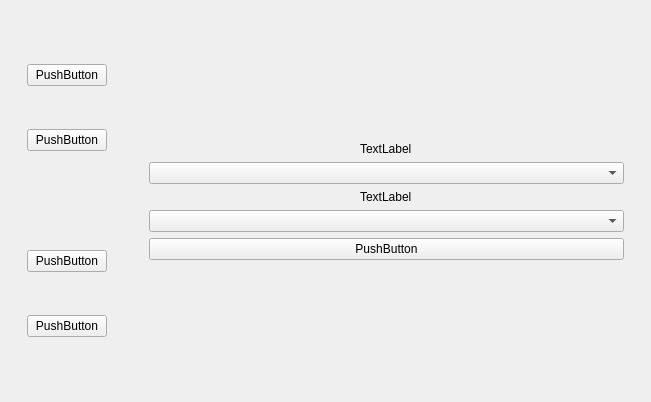
Above: src/gui/mainui2.ui from VxyX/OcrJpKanjiLearning before the change. Below: the same form after it.
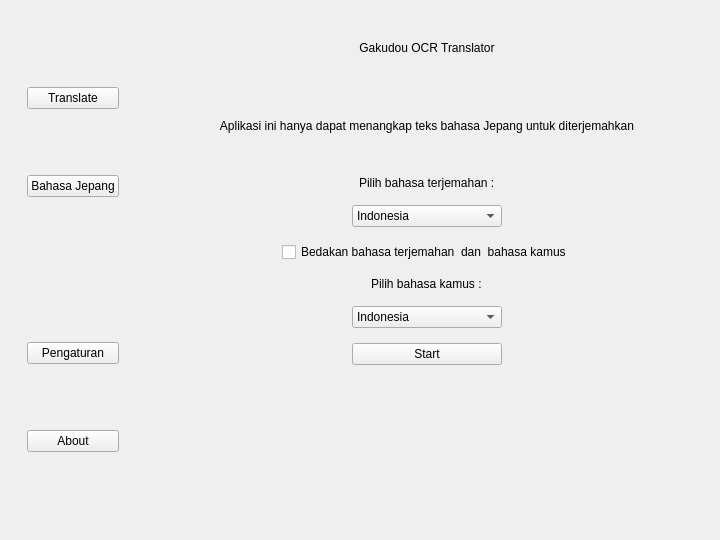
That is the form after the change. The open tabs and pages were chosen to show the change.

The edit to the form file:
```diff
--- a/src/gui/mainui2.ui
+++ b/src/gui/mainui2.ui
@@ -6,10 +6,31 @@
    <rect>
     <x>0</x>
     <y>0</y>
-    <width>651</width>
-    <height>402</height>
+    <width>720</width>
+    <height>540</height>
    </rect>
   </property>
+  <property name="sizePolicy">
+   <sizepolicy hsizetype="Fixed" vsizetype="Fixed">
+    <horstretch>0</horstretch>
+    <verstretch>0</verstretch>
+   </sizepolicy>
+  </property>
+  <property name="minimumSize">
+   <size>
+    <width>720</width>
+    <height>540</height>
+   </size>
+  </property>
+  <property name="maximumSize">
+   <size>
+    <width>720</width>
+    <height>540</height>
+   </size>
+  </property>
+  <property name="contextMenuPolicy">
+   <enum>Qt::CustomContextMenu</enum>
+  </property>
   <property name="windowTitle">
    <string>MainWindow</string>
   </property>
@@ -24,14 +45,14 @@
           <item>
            <widget class="QPushButton" name="pushButton">
             <property name="text">
-             <string>PushButton</string>
+             <string>Translate</string>
             </property>
            </widget>
           </item>
           <item>
            <widget class="QPushButton" name="pushButton_2">
             <property name="text">
-             <string>PushButton</string>
+             <string>Bahasa Jepang</string>
             </property>
            </widget>
           </item>
@@ -44,14 +65,14 @@
           <item>
            <widget class="QPushButton" name="pushButton_3">
             <property name="text">
-             <string>PushButton</string>
+             <string>Pengaturan</string>
             </property>
            </widget>
           </item>
           <item>
            <widget class="QPushButton" name="pushButton_4">
             <property name="text">
-             <string>PushButton</string>
+             <string>About</string>
             </property>
            </widget>
           </item>
@@ -61,6 +82,24 @@
       </layout>
      </widget>
     </item>
+    <item>
+     <widget class="QWidget" name="widget_2" native="true">
+      <layout class="QHBoxLayout" name="horizontalLayout_5">
+       <property name="spacing">
+        <number>3</number>
+       </property>
+       <property name="leftMargin">
+        <number>3</number>
+       </property>
+       <property name="topMargin">
+        <number>3</number>
+       </property>
+       <property name="rightMargin">
+        <number>3</number>
+       </property>
+       <property name="bottomMargin">
+        <number>3</number>
+       </property>
     <item>
      <widget class="QStackedWidget" name="stackedWidget">
       <property name="currentIndex">
@@ -68,39 +107,139 @@
       </property>
       <widget class="QWidget" name="page">
        <layout class="QVBoxLayout" name="verticalLayout_4">
+           <item>
+            <widget class="QWidget" name="widget_9" native="true">
+             <layout class="QVBoxLayout" name="verticalLayout_7">
+              <property name="topMargin">
+               <number>20</number>
+              </property>
+              <item>
+               <widget class="QLabel" name="label_4">
+                <property name="text">
+                 <string>Gakudou OCR Translator</string>
+                </property>
+                <property name="alignment">
+                 <set>Qt::AlignHCenter|Qt::AlignTop</set>
+                </property>
+               </widget>
+              </item>
+              <item>
+               <widget class="QLabel" name="label_5">
+                <property name="text">
+                 <string>Aplikasi ini hanya dapat menangkap teks bahasa Jepang untuk diterjemahkan</string>
+                </property>
+                <property name="alignment">
+                 <set>Qt::AlignCenter</set>
+                </property>
+               </widget>
+              </item>
+             </layout>
+            </widget>
+           </item>
         <item alignment="Qt::AlignVCenter">
-         <widget class="QWidget" name="widget_2" native="true">
+            <widget class="QWidget" name="widget_5" native="true">
+             <property name="sizePolicy">
+              <sizepolicy hsizetype="Preferred" vsizetype="Preferred">
+               <horstretch>0</horstretch>
+               <verstretch>0</verstretch>
+              </sizepolicy>
+             </property>
           <layout class="QVBoxLayout" name="verticalLayout_5">
-           <item alignment="Qt::AlignHCenter">
-            <widget class="QLabel" name="label">
-             <property name="text">
-              <string>TextLabel</string>
-             </property>
-            </widget>
-           </item>
-           <item>
-            <widget class="QComboBox" name="comboBox"/>
-           </item>
+              <property name="spacing">
+               <number>15</number>
+              </property>
            <item alignment="Qt::AlignHCenter">
             <widget class="QLabel" name="label_2">
              <property name="text">
-              <string>TextLabel</string>
+                 <string>Pilih bahasa terjemahan :</string>
              </property>
             </widget>
            </item>
+              <item alignment="Qt::AlignHCenter">
+               <widget class="QComboBox" name="transLang">
+                <property name="sizePolicy">
+                 <sizepolicy hsizetype="Preferred" vsizetype="Preferred">
+                  <horstretch>0</horstretch>
+                  <verstretch>0</verstretch>
+                 </sizepolicy>
+                </property>
+                <property name="minimumSize">
+                 <size>
+                  <width>150</width>
+                  <height>0</height>
+                 </size>
+                </property>
            <item>
-            <widget class="QComboBox" name="comboBox_2"/>
+                 <property name="text">
+                  <string>Indonesia</string>
+                 </property>
            </item>
            <item>
-            <widget class="QPushButton" name="pushButton_5">
              <property name="text">
-              <string>PushButton</string>
+                  <string>Inggris</string>
+                 </property>
+                </item>
+               </widget>
+              </item>
+              <item alignment="Qt::AlignHCenter">
+               <widget class="QCheckBox" name="checkDiffLang">
+                <property name="text">
+                 <string>Bedakan bahasa terjemahan  dan  bahasa kamus</string>
+                </property>
+               </widget>
+              </item>
+              <item alignment="Qt::AlignHCenter">
+               <widget class="QLabel" name="label">
+                <property name="text">
+                 <string>Pilih bahasa kamus :</string>
+                </property>
+               </widget>
+              </item>
+              <item alignment="Qt::AlignHCenter">
+               <widget class="QComboBox" name="dicLang">
+                <property name="minimumSize">
+                 <size>
+                  <width>150</width>
+                  <height>0</height>
+                 </size>
+                </property>
+                <item>
+                 <property name="text">
+                  <string>Indonesia</string>
+                 </property>
+                </item>
+                <item>
+                 <property name="text">
+                  <string>Inggris</string>
+                 </property>
+                </item>
+               </widget>
+              </item>
+              <item alignment="Qt::AlignHCenter">
+               <widget class="QPushButton" name="startBtn">
+                <property name="sizePolicy">
+                 <sizepolicy hsizetype="Minimum" vsizetype="Fixed">
+                  <horstretch>0</horstretch>
+                  <verstretch>0</verstretch>
+                 </sizepolicy>
+                </property>
+                <property name="minimumSize">
+                 <size>
+                  <width>150</width>
+                  <height>0</height>
+                 </size>
+                </property>
+                <property name="text">
+                 <string>Start</string>
              </property>
             </widget>
            </item>
           </layout>
          </widget>
         </item>
+           <item>
+            <widget class="QWidget" name="widget_10" native="true"/>
+           </item>
        </layout>
       </widget>
       <widget class="QWidget" name="page_2">
@@ -121,7 +260,7 @@
          <number>2</number>
         </property>
         <item alignment="Qt::AlignTop">
-         <widget class="QWidget" name="widget_5" native="true">
+            <widget class="QWidget" name="widget_6" native="true">
           <layout class="QHBoxLayout" name="horizontalLayout_2">
            <property name="topMargin">
             <number>3</number>
@@ -198,6 +337,9 @@
         </item>
        </layout>
       </widget>
+        </widget>
+       </item>
+      </layout>
      </widget>
     </item>
    </layout>
```
Left out of the diff: 7 changed lines with no effect on the pictures. Lines whose indentation alone changed are shown as unchanged.
